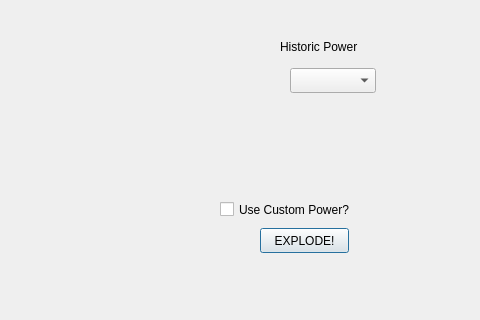
Above: volcano.ui from robertche54/a8-an-educational-app-f18 before the change; both pictures show x 720 to 1200 and y 112 to 432 of the 1200 by 800 pixel window. Below: the same form after it.
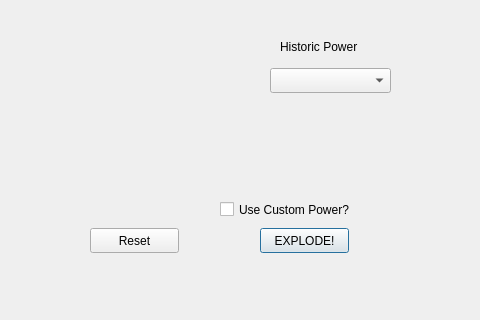
That is the form after the change.

Commit message: Added clear method to simulation for ease of reseting. Volcano now sets different explosion power based on the selected item in the historic power picker. Volcano now sets different impulse power based on value in the custom power box. Volcano now has a reset button that recreates the simulation from the ground up (needs more testing).

```diff
--- a/volcano.ui
+++ b/volcano.ui
@@ -54,9 +54,9 @@
   <widget class="QComboBox" name="powerSelector">
    <property name="geometry">
     <rect>
-     <x>1010</x>
+     <x>990</x>
      <y>180</y>
-     <width>86</width>
+     <width>121</width>
      <height>25</height>
     </rect>
    </property>
@@ -129,6 +129,19 @@
     <string>TextLabel</string>
    </property>
   </widget>
+  <widget class="QPushButton" name="resetButton">
+   <property name="geometry">
+    <rect>
+     <x>810</x>
+     <y>340</y>
+     <width>89</width>
+     <height>25</height>
+    </rect>
+   </property>
+   <property name="text">
+    <string>Reset</string>
+   </property>
+  </widget>
  </widget>
  <resources/>
  <connections/>
```
Left out of the diff: 3 changed lines with no effect on the pictures. The commit also changes 4 other files.
